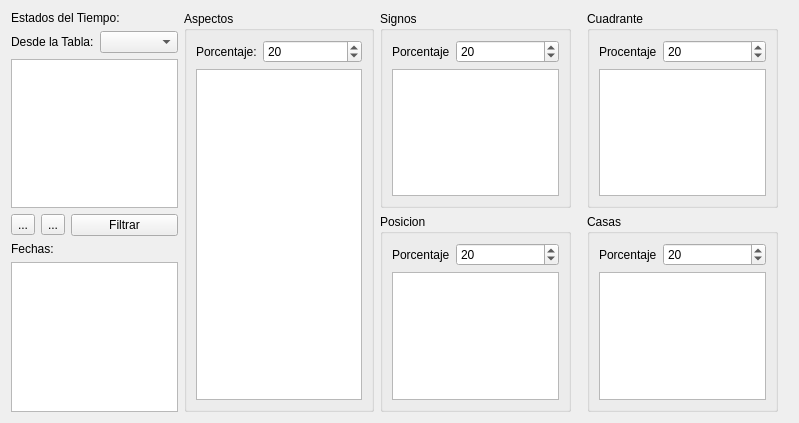
First picture: the form in MeteoAstrologia/processbyweatherwidget.ui, repository diegowald/meteo, before the edit.
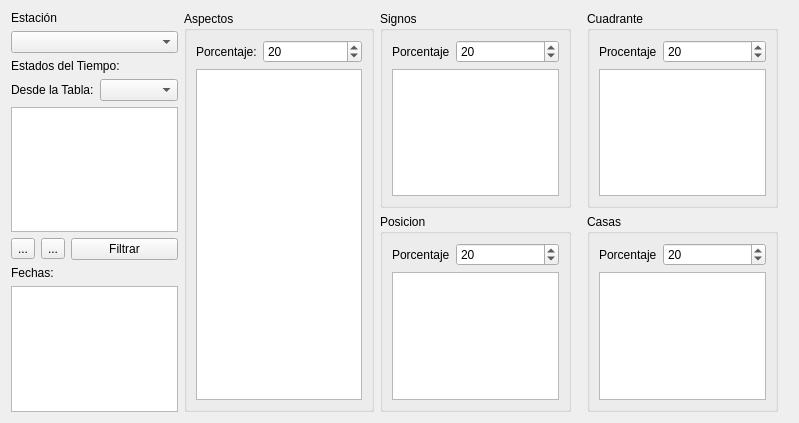
Second picture: the form after the edit. Icons and pictures are not drawn.

Commit message: Se añade la estacion de trabajo.

The edit to the form file:
```diff
--- a/MeteoAstrologia/processbyweatherwidget.ui
+++ b/MeteoAstrologia/processbyweatherwidget.ui
@@ -16,6 +16,16 @@
   <layout class="QHBoxLayout" name="horizontalLayout_2">
    <item>
     <layout class="QVBoxLayout" name="verticalLayout">
+     <item>
+      <widget class="QLabel" name="label">
+       <property name="text">
+        <string>Estación</string>
+       </property>
+      </widget>
+     </item>
+     <item>
+      <widget class="QComboBox" name="cboEstacion"/>
+     </item>
      <item>
       <widget class="QLabel" name="label_3">
        <property name="text">
```
The commit also changes 48 other files.
